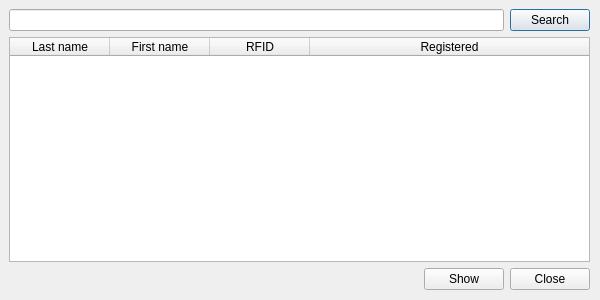
The window that src/uis/dlg_searching.ui (RaD/qtclient) describes before a commit, drawn with Qt 5.
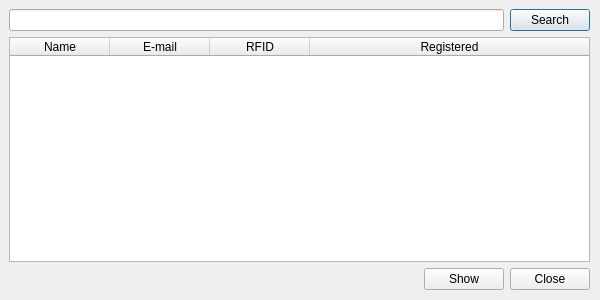
The same window after the commit.

Commit message: Переработаны поля поискового диалога.

Patch:
```diff
--- a/src/uis/dlg_searching.ui
+++ b/src/uis/dlg_searching.ui
@@ -53,12 +53,12 @@
       </attribute>
       <column>
        <property name="text">
-        <string>Last name</string>
+        <string>Name</string>
        </property>
       </column>
       <column>
        <property name="text">
-        <string>First name</string>
+        <string>E-mail</string>
        </property>
       </column>
       <column>
```
The commit also changes 2 other files.
